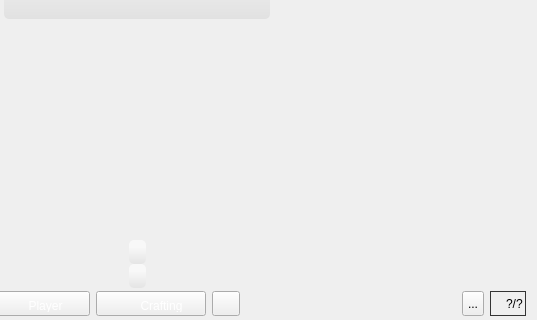
Qt form client/base/interface/BaseWindow.ui (alphaonex86/CatchChallenger) before a commit; both pictures show x 263 to 800 and y 280 to 600 of the 800 by 600 pixel window.
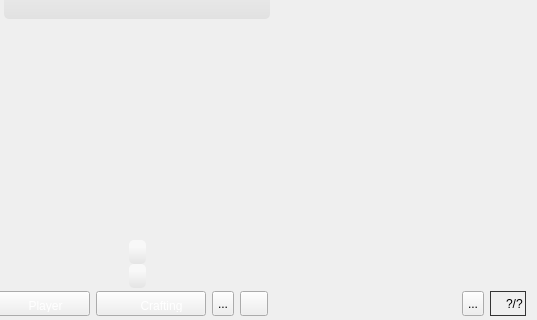
The same form after that commit. The open tabs and pages were chosen to show the change. Icons and pictures are not drawn.

Commit message: [Fix] Server bug, start the options, start the bot interaction

```diff
--- a/client/base/interface/BaseWindow.ui
+++ b/client/base/interface/BaseWindow.ui
@@ -603,6 +603,37 @@
               </property>
              </widget>
             </item>
+            <item>
+             <widget class="QToolButton" name="toolButtonOptions">
+              <property name="minimumSize">
+               <size>
+                <width>22</width>
+                <height>25</height>
+               </size>
+              </property>
+              <property name="maximumSize">
+               <size>
+                <width>22</width>
+                <height>25</height>
+               </size>
+              </property>
+              <property name="styleSheet">
+               <string notr="true">QToolButton::hover {
+background-position:left center;
+}
+QToolButton::pressed {
+background-position:left bottom;
+}
+QToolButton { 
+background-image: url(:/images/interface/option-options.png);
+border-image: url(:/images/empty.png);
+}</string>
+              </property>
+              <property name="text">
+               <string>...</string>
+              </property>
+             </widget>
+            </item>
             <item>
              <widget class="QToolButton" name="toolButton_interface_map">
               <property name="minimumSize">
```
Left out of the diff: 26 changed lines with no effect on the pictures. The commit also changes 14 other files.
